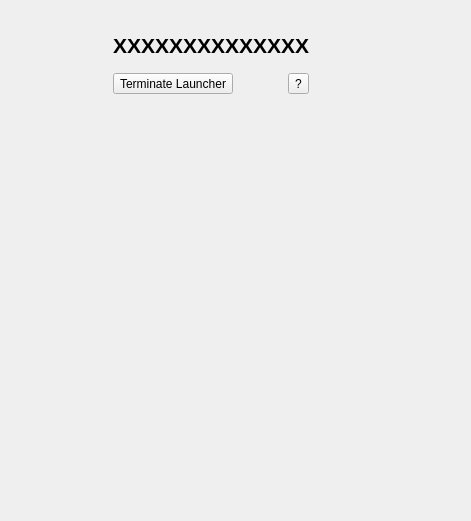
Above: MainWidget.ui from martinribelotta/launcher before the change. Below: the same form after it.
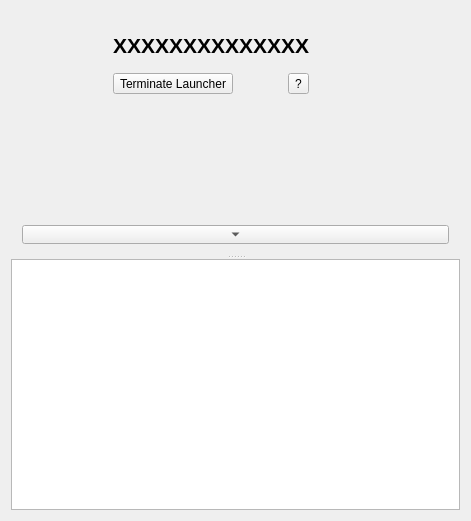
That is the form after the change.

```diff
--- a/MainWidget.ui
+++ b/MainWidget.ui
@@ -10,10 +10,7 @@
     <height>521</height>
    </rect>
   </property>
-  <property name="windowTitle">
-   <string>Widget</string>
-  </property>
-  <layout class="QVBoxLayout" name="verticalLayout_2">
+  <layout class="QVBoxLayout" name="verticalLayout_3">
    <item>
     <layout class="QHBoxLayout" name="horizontalLayout_2">
      <item>
@@ -172,6 +169,16 @@
     </layout>
    </item>
    <item>
+    <widget class="QSplitter" name="splitter">
+     <property name="orientation">
+      <enum>Qt::Vertical</enum>
+     </property>
+     <widget class="QWidget" name="layoutWidget">
+      <layout class="QVBoxLayout" name="verticalLayout_2">
+       <property name="spacing">
+        <number>0</number>
+       </property>
+       <item>
     <widget class="QScrollArea" name="scrollArea">
      <property name="frameShape">
       <enum>QFrame::NoFrame</enum>
@@ -184,9 +191,43 @@
        <rect>
         <x>0</x>
         <y>0</y>
-        <width>453</width>
-        <height>399</height>
-       </rect>
+            <width>451</width>
+            <height>104</height>
+           </rect>
+          </property>
+         </widget>
+        </widget>
+       </item>
+       <item>
+        <widget class="QToolButton" name="buttonUpDown">
+         <property name="sizePolicy">
+          <sizepolicy hsizetype="Minimum" vsizetype="Fixed">
+           <horstretch>0</horstretch>
+           <verstretch>0</verstretch>
+          </sizepolicy>
+         </property>
+         <property name="text">
+          <string>...</string>
+         </property>
+         <property name="iconSize">
+          <size>
+           <width>12</width>
+           <height>12</height>
+          </size>
+         </property>
+         <property name="arrowType">
+          <enum>Qt::DownArrow</enum>
+         </property>
+        </widget>
+       </item>
+      </layout>
+     </widget>
+     <widget class="QTextBrowser" name="logView">
+      <property name="sizePolicy">
+       <sizepolicy hsizetype="Expanding" vsizetype="Maximum">
+        <horstretch>0</horstretch>
+        <verstretch>0</verstretch>
+       </sizepolicy>
       </property>
      </widget>
     </widget>
```
Lines whose indentation alone changed are shown as unchanged.
